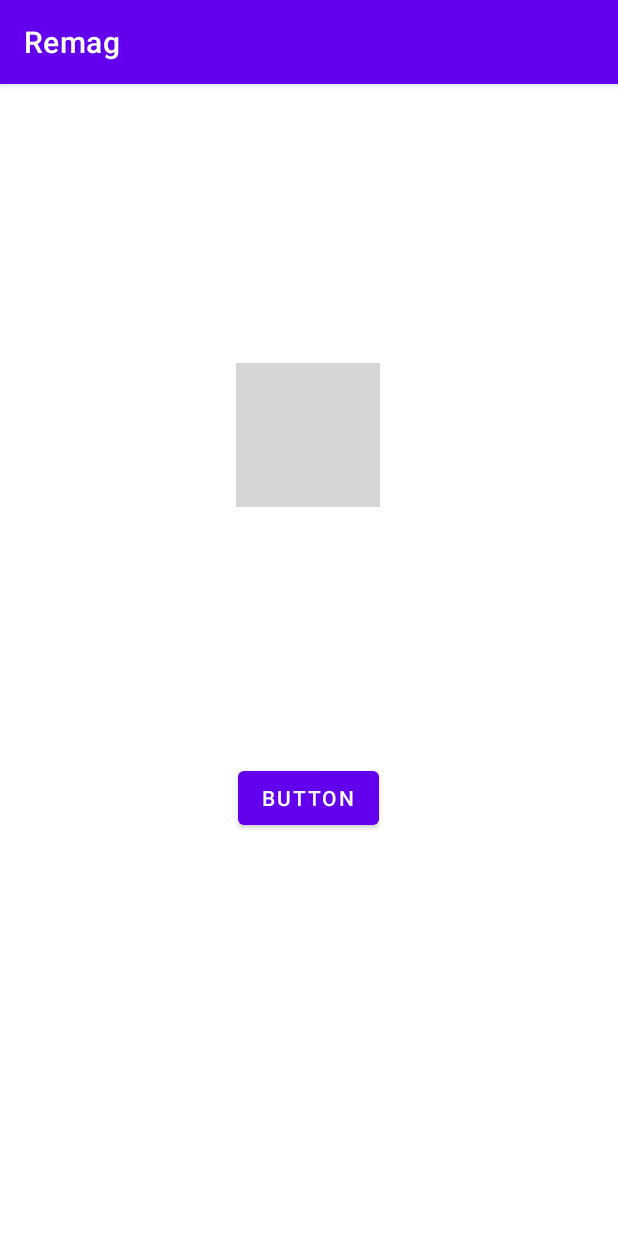
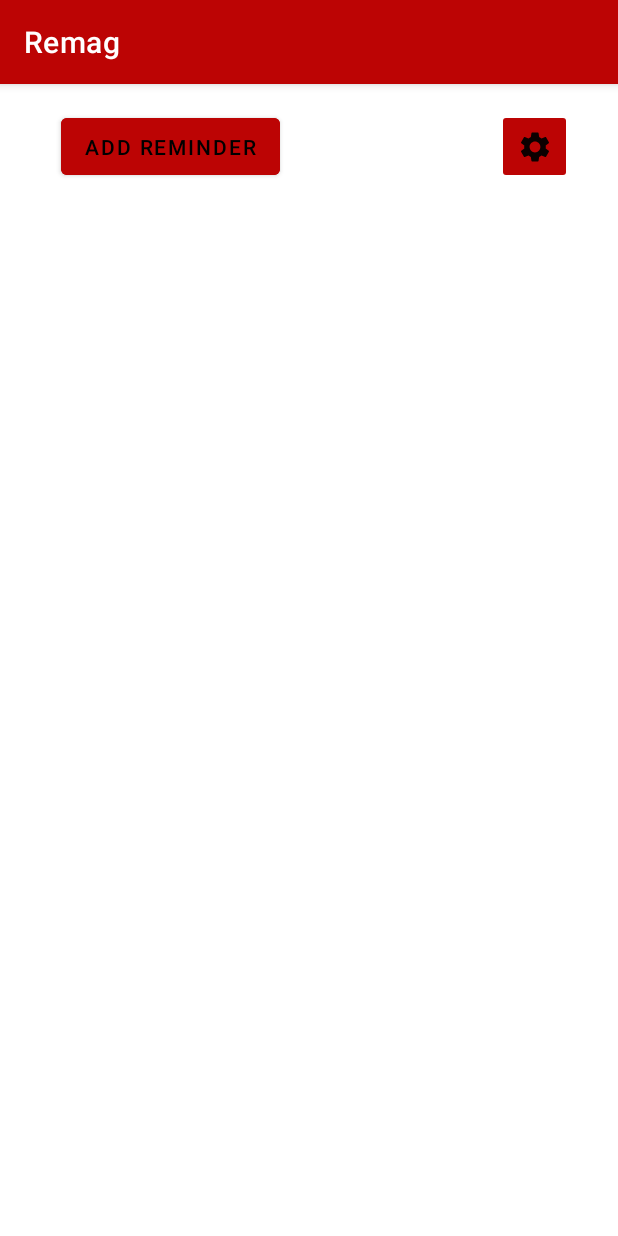
Before and after one commit to Ward-JavaApplications/Remag, an Android app: the screen it shows after launch (TestActivity before the commit, MainMenuActivity after it), on a phone screen of 412 x 824 dp. Run offline under Robolectric (Android 15) with nearby library versions, the phone set to English and light mode, and no system bars; grey boxes are pictures that could not be loaded.

Commit message:
add_reminder menu
FlipperView added
Buttons in the flipper view as well
now we still need the scrollpanel where we can add times when we want to be reminded

```diff
--- a/app/src/main/AndroidManifest.xml
+++ b/app/src/main/AndroidManifest.xml
@@ -17,6 +17,8 @@
             </intent-filter>
         </activity>
         <activity android:name=".tests.TestActivity"></activity>
+        <activity android:name=".MainMenuActivity"></activity>
+        <activity android:name=".AddReminderActivity"></activity>
     </application>
 
 </manifest>
--- a/app/src/main/java/wardsmets/remag/MainActivity.java
+++ b/app/src/main/java/wardsmets/remag/MainActivity.java
@@ -21,7 +21,7 @@ public class MainActivity extends AppCompatActivity {
         notificationChannelID = getString(R.string.notification_channel);
         notificationChannelID = "markelChannel";
 
-        Intent intent = new Intent(this, TestActivity.class);
+        Intent intent = new Intent(this, MainMenuActivity.class);
         startActivity(intent);
 
     }
--- /dev/null
+++ b/app/src/main/java/wardsmets/remag/MainMenuActivity.java
@@ -0,0 +1,24 @@
+package wardsmets.remag;
+
+import android.content.Intent;
+import android.os.Bundle;
+import android.view.View;
+
+import androidx.annotation.Nullable;
+import androidx.appcompat.app.AppCompatActivity;
+
+public class MainMenuActivity extends AppCompatActivity {
+
+    @Override
+    protected void onCreate(Bundle savedInstanceState) {
+        super.onCreate(savedInstanceState);
+        setContentView(R.layout.activity_main_menu);
+    }
+
+    public void loadAddReminder(View view){
+        Intent intent = new Intent(this,AddReminderActivity.class);
+        startActivity(intent);
+    }
+
+
+}
--- /dev/null
+++ b/app/src/main/res/drawable/ic_baseline_arrow_back_24.xml
@@ -0,0 +1,5 @@
+<vector android:height="24dp" android:tint="#0C0000"
+    android:viewportHeight="24" android:viewportWidth="24"
+    android:width="24dp" xmlns:android="http://schemas.android.com/apk/res/android">
+    <path android:fillColor="@android:color/white" android:pathData="M20,11H7.83l5.59,-5.59L12,4l-8,8 8,8 1.41,-1.41L7.83,13H20v-2z"/>
+</vector>
--- /dev/null
+++ b/app/src/main/res/drawable/ic_baseline_settings_24.xml
@@ -0,0 +1,5 @@
+<vector android:height="24dp" android:tint="#0C0000"
+    android:viewportHeight="24" android:viewportWidth="24"
+    android:width="24dp" xmlns:android="http://schemas.android.com/apk/res/android">
+    <path android:fillColor="@android:color/white" android:pathData="M19.14,12.94c0.04,-0.3 0.06,-0.61 0.06,-0.94c0,-0.32 -0.02,-0.64 -0.07,-0.94l2.03,-1.58c0.18,-0.14 0.23,-0.41 0.12,-0.61l-1.92,-3.32c-0.12,-0.22 -0.37,-0.29 -0.59,-0.22l-2.39,0.96c-0.5,-0.38 -1.03,-0.7 -1.62,-0.94L14.4,2.81c-0.04,-0.24 -0.24,-0.41 -0.48,-0.41h-3.84c-0.24,0 -0.43,0.17 -0.47,0.41L9.25,5.35C8.66,5.59 8.12,5.92 7.63,6.29L5.24,5.33c-0.22,-0.08 -0.47,0 -0.59,0.22L2.74,8.87C2.62,9.08 2.66,9.34 2.86,9.48l2.03,1.58C4.84,11.36 4.8,11.69 4.8,12s0.02,0.64 0.07,0.94l-2.03,1.58c-0.18,0.14 -0.23,0.41 -0.12,0.61l1.92,3.32c0.12,0.22 0.37,0.29 0.59,0.22l2.39,-0.96c0.5,0.38 1.03,0.7 1.62,0.94l0.36,2.54c0.05,0.24 0.24,0.41 0.48,0.41h3.84c0.24,0 0.44,-0.17 0.47,-0.41l0.36,-2.54c0.59,-0.24 1.13,-0.56 1.62,-0.94l2.39,0.96c0.22,0.08 0.47,0 0.59,-0.22l1.92,-3.32c0.12,-0.22 0.07,-0.47 -0.12,-0.61L19.14,12.94zM12,15.6c-1.98,0 -3.6,-1.62 -3.6,-3.6s1.62,-3.6 3.6,-3.6s3.6,1.62 3.6,3.6S13.98,15.6 12,15.6z"/>
+</vector>
--- /dev/null
+++ b/app/src/main/res/drawable/spinner_add_reminder_selector.xml
@@ -0,0 +1,5 @@
+<?xml version="1.0" encoding="utf-8"?>
+<selector xmlns:android="http://schemas.android.com/apk/res/android">
+
+
+</selector>
--- /dev/null
+++ b/app/src/main/res/layout/activity_main_menu.xml
@@ -0,0 +1,48 @@
+<?xml version="1.0" encoding="utf-8"?>
+<androidx.constraintlayout.widget.ConstraintLayout xmlns:android="http://schemas.android.com/apk/res/android"
+    xmlns:app="http://schemas.android.com/apk/res-auto"
+    xmlns:tools="http://schemas.android.com/tools"
+    android:layout_width="match_parent"
+    android:layout_height="match_parent">
+
+    <ScrollView
+        android:id="@+id/scrollView_reminders"
+        android:layout_width="match_parent"
+        android:layout_height="613dp"
+        app:layout_constraintBottom_toBottomOf="parent"
+        app:layout_constraintEnd_toEndOf="parent"
+        app:layout_constraintStart_toStartOf="parent">
+
+        <LinearLayout
+            android:layout_width="match_parent"
+            android:layout_height="wrap_content"
+            android:orientation="vertical" />
+    </ScrollView>
+
+    <Button
+        android:id="@+id/button_add_reminder"
+        android:layout_width="wrap_content"
+        android:layout_height="50dp"
+        android:backgroundTint="@color/red_main_buttons"
+        android:onClick="loadAddReminder"
+        android:text="add reminder"
+        app:layout_constraintBottom_toBottomOf="parent"
+        app:layout_constraintEnd_toEndOf="parent"
+        app:layout_constraintHorizontal_bias="0.154"
+        app:layout_constraintStart_toStartOf="parent"
+        app:layout_constraintTop_toTopOf="parent"
+        app:layout_constraintVertical_bias="0.023" />
+
+    <ImageButton
+        android:id="@+id/imageButton"
+        android:layout_width="50dp"
+        android:layout_height="50dp"
+        android:backgroundTint="@color/red_main_buttons"
+        app:layout_constraintBottom_toBottomOf="parent"
+        app:layout_constraintEnd_toEndOf="parent"
+        app:layout_constraintHorizontal_bias="0.916"
+        app:layout_constraintStart_toStartOf="parent"
+        app:layout_constraintTop_toTopOf="parent"
+        app:layout_constraintVertical_bias="0.023"
+        app:srcCompat="@drawable/ic_baseline_settings_24" />
+</androidx.constraintlayout.widget.ConstraintLayout>
--- a/app/src/main/res/values-night/themes.xml
+++ b/app/src/main/res/values-night/themes.xml
@@ -2,11 +2,11 @@
     <!-- Base application theme. -->
     <style name="Theme.Remag" parent="Theme.MaterialComponents.DayNight.DarkActionBar">
         <!-- Primary brand color. -->
-        <item name="colorPrimary">@color/purple_200</item>
+        <item name="colorPrimary">#BC0404</item>
         <item name="colorPrimaryVariant">@color/purple_700</item>
         <item name="colorOnPrimary">@color/black</item>
         <!-- Secondary brand color. -->
-        <item name="colorSecondary">@color/teal_200</item>
+        <item name="colorSecondary">#DD4D4D</item>
         <item name="colorSecondaryVariant">@color/teal_200</item>
         <item name="colorOnSecondary">@color/black</item>
         <!-- Status bar color. -->
--- a/app/src/main/res/values/colors.xml
+++ b/app/src/main/res/values/colors.xml
@@ -7,4 +7,5 @@
     <color name="teal_700">#FF018786</color>
     <color name="black">#FF000000</color>
     <color name="white">#FFFFFFFF</color>
+    <color name="red_main_buttons">#BC0404</color>
 </resources>
--- a/app/src/main/res/values/themes.xml
+++ b/app/src/main/res/values/themes.xml
@@ -2,12 +2,12 @@
     <!-- Base application theme. -->
     <style name="Theme.Remag" parent="Theme.MaterialComponents.DayNight.DarkActionBar">
         <!-- Primary brand color. -->
-        <item name="colorPrimary">@color/purple_500</item>
+        <item name="colorPrimary">#BC0404</item>
         <item name="colorPrimaryVariant">@color/purple_700</item>
-        <item name="colorOnPrimary">@color/white</item>
+        <item name="colorOnPrimary">@color/black</item>
         <!-- Secondary brand color. -->
-        <item name="colorSecondary">@color/teal_200</item>
-        <item name="colorSecondaryVariant">@color/teal_700</item>
+        <item name="colorSecondary">#DD4D4D</item>
+        <item name="colorSecondaryVariant">@color/teal_200</item>
         <item name="colorOnSecondary">@color/black</item>
         <!-- Status bar color. -->
         <item name="android:statusBarColor" tools:targetApi="l">?attr/colorPrimaryVariant</item>
```
Also changed, not shown: app/src/main/java/wardsmets/remag/AddReminderActivity.java (added, +15 -0 lines), app/src/main/res/drawable/toggle_button_checked.xml (added, +23 -0 lines), app/src/main/res/drawable/toggle_button_selector.xml (added, +9 -0 lines), app/src/main/res/drawable/toggle_button_unchecked.xml (added, +23 -0 lines), app/src/main/res/layout/activity_add_reminder.xml (added, +106 -0 lines), app/src/main/res/layout/button_panel_days_of_the_week.xml (added, +148 -0 lines), app/src/main/res/layout/frequency_of_day_panel.xml (added, +21 -0 lines), app/src/main/res/values/strings.xml (+13 -0 lines).
